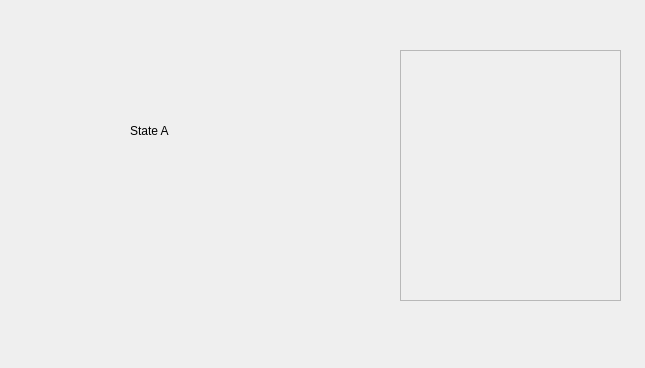
limpker10/ProyectoFinalTO, file game1.ui: the form before one commit.
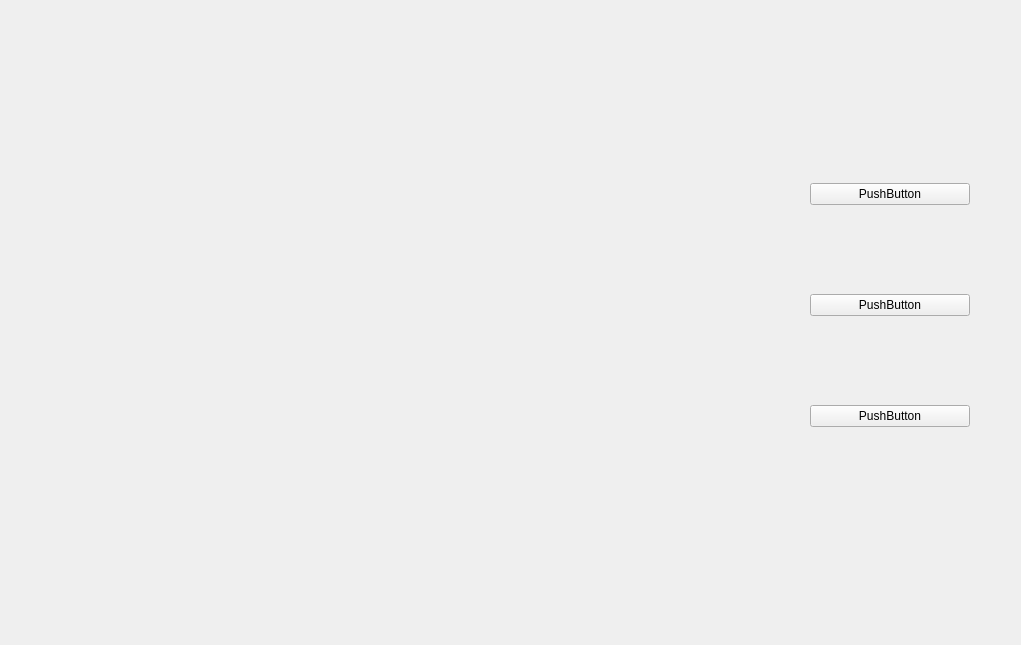
The form after the commit.

Commit message: Implementando interfaces

```diff
--- a/game1.ui
+++ b/game1.ui
@@ -6,47 +6,56 @@
    <rect>
     <x>0</x>
     <y>0</y>
-    <width>645</width>
-    <height>368</height>
+    <width>1021</width>
+    <height>645</height>
    </rect>
   </property>
   <property name="windowTitle">
    <string>Form</string>
   </property>
-  <widget class="QLabel" name="label">
+  <widget class="QWidget" name="verticalLayoutWidget">
    <property name="geometry">
     <rect>
-     <x>130</x>
-     <y>80</y>
-     <width>151</width>
-     <height>101</height>
+     <x>810</x>
+     <y>100</y>
+     <width>160</width>
+     <height>411</height>
     </rect>
    </property>
-   <property name="text">
-    <string>State A</string>
-   </property>
+   <layout class="QVBoxLayout" name="verticalLayout">
+    <item>
+     <widget class="QPushButton" name="pushButton_2">
+      <property name="text">
+       <string>PushButton</string>
+      </property>
+     </widget>
+    </item>
+    <item>
+     <widget class="QPushButton" name="pushButton">
+      <property name="text">
+       <string>PushButton</string>
+      </property>
+     </widget>
+    </item>
+    <item>
+     <widget class="QPushButton" name="pushButton_3">
+      <property name="text">
+       <string>PushButton</string>
+      </property>
+     </widget>
+    </item>
+   </layout>
   </widget>
-  <widget class="QFrame" name="frame">
+  <widget class="QWidget" name="horizontalLayoutWidget">
    <property name="geometry">
     <rect>
-     <x>400</x>
-     <y>50</y>
-     <width>221</width>
-     <height>251</height>
+     <x>40</x>
+     <y>70</y>
+     <width>741</width>
+     <height>531</height>
     </rect>
    </property>
-   <property name="acceptDrops">
-    <bool>true</bool>
-   </property>
-   <property name="autoFillBackground">
-    <bool>true</bool>
-   </property>
-   <property name="frameShape">
-    <enum>QFrame::StyledPanel</enum>
-   </property>
-   <property name="frameShadow">
-    <enum>QFrame::Raised</enum>
-   </property>
+   <layout class="QHBoxLayout" name="horizontalLayout"/>
   </widget>
  </widget>
  <resources/>
```
The commit also changes 5 other files.
